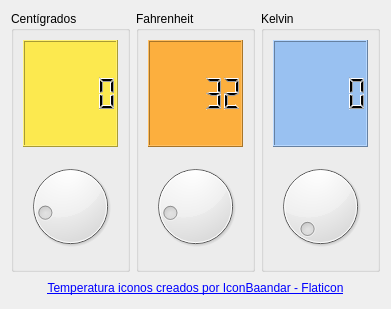
Old version of the form conversor.ui in the repository Sgavilanes19/P61-Conversor-Temperatura.
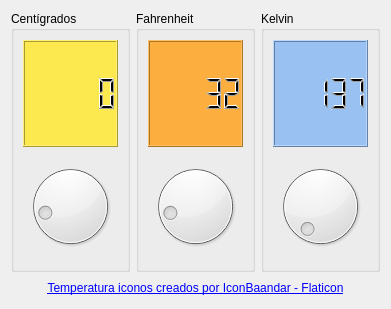
New version of the form. Icons and pictures are not drawn.

Commit message: Conversor de temperatura

Diff of the .ui file:
```diff
--- a/conversor.ui
+++ b/conversor.ui
@@ -190,6 +190,9 @@
            <property name="styleSheet">
             <string notr="true">background-color: rgb(153, 193, 241);</string>
            </property>
+           <property name="value" stdset="0">
+            <double>137.000000000000000</double>
+           </property>
           </widget>
          </item>
          <item>
```
Left out of the diff: 27 changed lines with no effect on the pictures. The commit also changes 2 other files.
